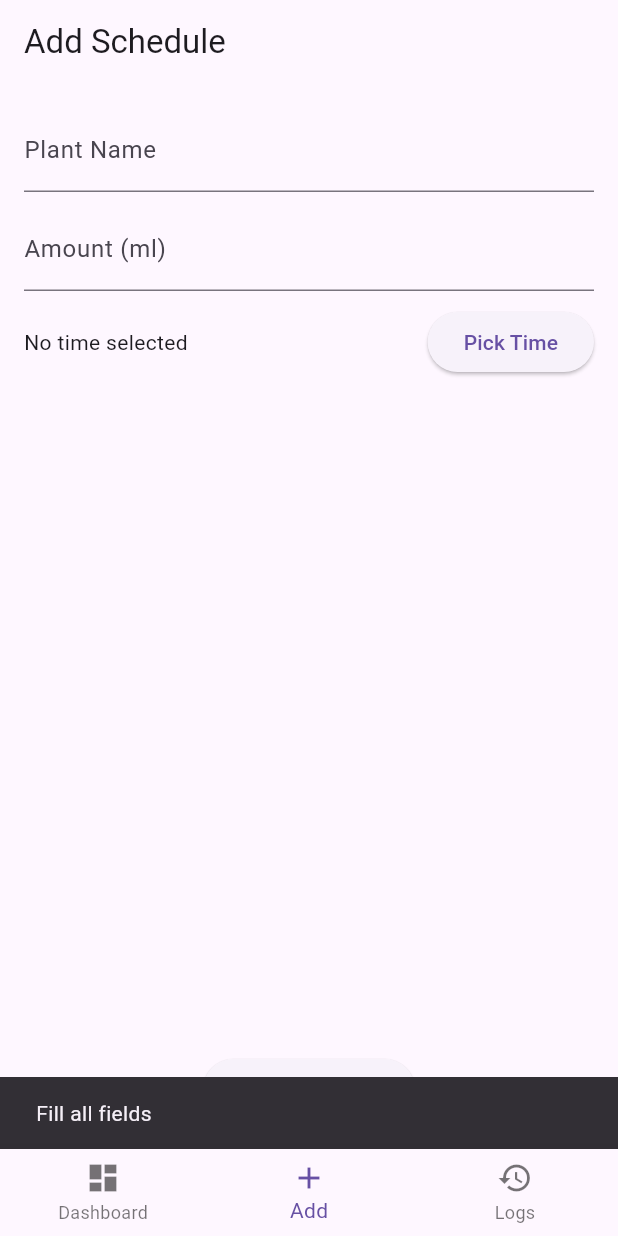
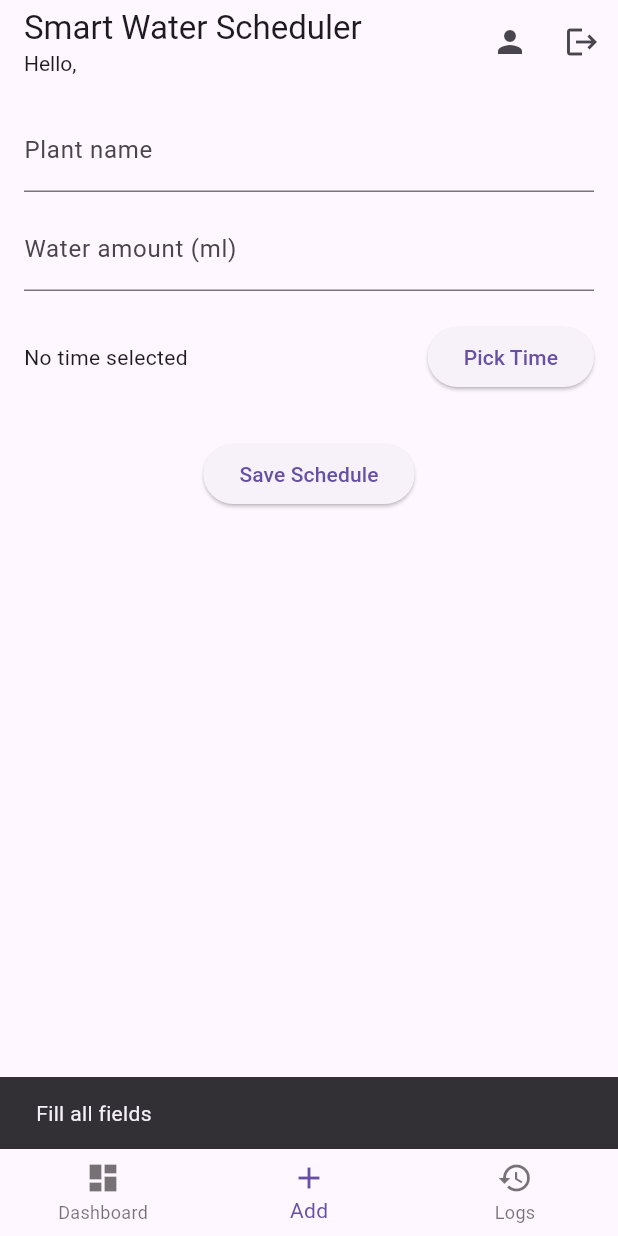
Before and after one commit to Anshinsadath/smart_water_scheduler, a Flutter app: the screen it shows once a user with an empty profile is signed in, item 2 of the bottom bar chosen, after a tap on "Save Schedule", on a phone screen of 412 x 824 dp. Run offline on Flutter 3.47's test engine with Material 3 defaults, Android fonts, the light colour scheme and no system bars; our stand-ins replace cloud_firestore, firebase_auth, firebase_core, fl_chart, flutter_local_notifications, hive and 2 more; accounts and stored records are empty; network calls fail.

Commit message:
Add profile management, password change, auth fixes, and cloud sync

```diff
--- a/lib/models/water_schedule.dart
+++ b/lib/models/water_schedule.dart
@@ -2,7 +2,7 @@ import 'package:hive/hive.dart';
 
 part 'water_schedule.g.dart';
 
-@HiveType(typeId: 1)
+@HiveType(typeId: 0)
 class WaterSchedule {
   @HiveField(0)
   final String id;
@@ -14,13 +14,10 @@ class WaterSchedule {
   final int amount;
 
   @HiveField(3)
-  final DateTime reminderTime;
+  final String reminderTime; // HH:mm
 
   @HiveField(4)
   final DateTime createdAt;
-
-  @HiveField(5)
-  final int notificationId;
 
   WaterSchedule({
     required this.id,
@@ -28,30 +25,26 @@ class WaterSchedule {
     required this.amount,
     required this.reminderTime,
     required this.createdAt,
-    required this.notificationId,
   });
 
-  /// 🔥 Firestore → Model
-  factory WaterSchedule.fromMap(Map<String, dynamic> map) {
+  // 🔥 Firestore → Model
+  factory WaterSchedule.fromMap(Map<String, dynamic> map, String id) {
     return WaterSchedule(
-      id: map['id'],
+      id: id,
       plantName: map['plantName'],
       amount: map['amount'],
-      reminderTime: DateTime.parse(map['reminderTime']),
+      reminderTime: map['reminderTime'],
       createdAt: DateTime.parse(map['createdAt']),
-      notificationId: map['notificationId'],
     );
   }
 
-  /// 🔥 Model → Firestore
+  // 🔥 Model → Firestore
   Map<String, dynamic> toMap() {
     return {
-      'id': id,
       'plantName': plantName,
       'amount': amount,
-      'reminderTime': reminderTime.toIso8601String(),
+      'reminderTime': reminderTime,
       'createdAt': createdAt.toIso8601String(),
-      'notificationId': notificationId,
     };
   }
 }
--- a/lib/screens/add_schedule_screen.dart
+++ b/lib/screens/add_schedule_screen.dart
@@ -1,9 +1,7 @@
 import 'package:flutter/material.dart';
-import 'package:flutter/foundation.dart';
 import 'package:hive/hive.dart';
 
 import '../models/water_schedule.dart';
-import '../services/notification_service.dart';
 import '../services/firestore_service.dart';
 
 class AddScheduleScreen extends StatefulWidget {
@@ -14,18 +12,26 @@ class AddScheduleScreen extends StatefulWidget {
 }
 
 class _AddScheduleScreenState extends State<AddScheduleScreen> {
-  final _plantController = TextEditingController();
-  final _amountController = TextEditingController();
+  // ✅ CONTROLLERS
+  final TextEditingController _plantController = TextEditingController();
+  final TextEditingController _amountController = TextEditingController();
+
+  // ✅ TIME
   TimeOfDay? _selectedTime;
 
+  // ⏰ PICK TIME
   Future<void> _pickTime() async {
-    final t = await showTimePicker(
+    final picked = await showTimePicker(
       context: context,
       initialTime: TimeOfDay.now(),
     );
-    if (t != null) setState(() => _selectedTime = t);
+
+    if (picked != null) {
+      setState(() => _selectedTime = picked);
+    }
   }
 
+  // 💾 SAVE
   Future<void> _saveSchedule() async {
     if (_plantController.text.isEmpty ||
         _amountController.text.isEmpty ||
@@ -36,77 +42,48 @@ class _AddScheduleScreenState extends State<AddScheduleScreen> {
       return;
     }
 
-  final now = DateTime.now();
-
-  // ✅ CREATE REAL DateTime (THIS WAS MISSING)
-  final reminderDateTime = DateTime(
-    now.year,
-    now.month,
-    now.day,
-    _selectedTime!.hour,
-    _selectedTime!.minute,
+    final schedule = WaterSchedule(
+      id: DateTime.now().millisecondsSinceEpoch.toString(),
+      plantName: _plantController.text.trim(),
+      amount: int.parse(_amountController.text),
+      reminderTime:
+          "${_selectedTime!.hour.toString().padLeft(2, '0')}:${_selectedTime!.minute.toString().padLeft(2, '0')}",
+      createdAt: DateTime.now(),
     );
 
-  final id = DateTime.now().millisecondsSinceEpoch.toString();
-  final notificationId =
-      DateTime.now().millisecondsSinceEpoch.remainder(100000);
-
-  final schedule = WaterSchedule(
-    id: id,
-    plantName: _plantController.text.trim(),
-    amount: int.parse(_amountController.text),
-    reminderTime: reminderDateTime, // ✅ FIXED
-    createdAt: DateTime.now(),
-    notificationId: notificationId,
-  );
-
-  final box = Hive.box<WaterSchedule>('schedules');
-  await box.put(id, schedule);
-
-  // 🔥 Cloud backup
+    // 🔥 FIRESTORE (source of truth)
     await FirestoreService.saveSchedule(schedule);
 
-  // 🔔 Notification (skip on web handled in service)
-  await NotificationService.scheduleDaily(
-    id: notificationId,
-    title: "Water Reminder",
-    body:
-        "Time to water ${schedule.plantName} (${schedule.amount} ml)",
-    hour: reminderDateTime.hour,
-    minute: reminderDateTime.minute,
-  );
+    // 📦 HIVE (local cache)
+    Hive.box<WaterSchedule>('schedules').put(schedule.id, schedule);
+
+    // 🧹 CLEAR
+    _plantController.clear();
+    _amountController.clear();
+    setState(() => _selectedTime = null);
 
     ScaffoldMessenger.of(context).showSnackBar(
-    const SnackBar(content: Text("Schedule Saved")),
+      const SnackBar(content: Text("Schedule saved")),
     );
-
-  setState(() {
-    _plantController.clear();
-    _amountController.clear();
-    _selectedTime = null;
-  });
   }
-
 
   @override
   Widget build(BuildContext context) {
-    return Scaffold(
-      appBar: AppBar(title: const Text("Add Schedule")),
-      body: Padding(
+    return Padding(
       padding: const EdgeInsets.all(16),
       child: Column(
         children: [
           TextField(
             controller: _plantController,
-              decoration: const InputDecoration(labelText: "Plant Name"),
+            decoration: const InputDecoration(labelText: "Plant name"),
           ),
           const SizedBox(height: 10),
           TextField(
             controller: _amountController,
             keyboardType: TextInputType.number,
-              decoration: const InputDecoration(labelText: "Amount (ml)"),
+            decoration: const InputDecoration(labelText: "Water amount (ml)"),
           ),
-            const SizedBox(height: 10),
+          const SizedBox(height: 20),
           Row(
             children: [
               Expanded(
@@ -122,14 +99,20 @@ class _AddScheduleScreenState extends State<AddScheduleScreen> {
               ),
             ],
           ),
-            const Spacer(),
+          const SizedBox(height: 30),
           ElevatedButton(
             onPressed: _saveSchedule,
             child: const Text("Save Schedule"),
           ),
         ],
       ),
-      ),
     );
   }
+
+  @override
+  void dispose() {
+    _plantController.dispose();
+    _amountController.dispose();
+    super.dispose();
   }
+}
--- a/lib/screens/auth_gate.dart
+++ b/lib/screens/auth_gate.dart
@@ -1,5 +1,6 @@
 import 'package:flutter/material.dart';
 import 'package:firebase_auth/firebase_auth.dart';
+
 import 'home_screen.dart';
 import 'login_screen.dart';
 
@@ -11,20 +12,17 @@ class AuthGate extends StatelessWidget {
     return StreamBuilder<User?>(
       stream: FirebaseAuth.instance.authStateChanges(),
       builder: (context, snapshot) {
-        // ⏳ Still loading
         if (snapshot.connectionState == ConnectionState.waiting) {
           return const Scaffold(
             body: Center(child: CircularProgressIndicator()),
           );
         }
 
-        // ❌ Not logged in
-        if (!snapshot.hasData) {
-          return  LoginScreen();
+        if (snapshot.hasData) {
+          return const HomeScreen(); // 🔥 RESTORE HAPPENS HERE
         }
 
-        // ✅ Logged in
-        return const HomeScreen();
+        return const LoginScreen();
       },
     );
   }
--- a/lib/screens/dashboard_view.dart
+++ b/lib/screens/dashboard_view.dart
@@ -140,9 +140,12 @@ class DashboardView extends StatelessWidget {
     String? plant;
 
     for (var s in schedules) {
-      final hour = s.reminderTime.hour;
-final minute = s.reminderTime.minute.toString().padLeft(2, '0');
-      final parts = ["$hour", minute];
+      final parts = s.reminderTime.split(":");
+final hour = parts[0];
+final minute = parts[1];
+
+Text("$hour:$minute");
+
       final t = DateTime(
         now.year,
         now.month,
--- a/lib/screens/home_screen.dart
+++ b/lib/screens/home_screen.dart
@@ -1,12 +1,13 @@
 import 'package:flutter/material.dart';
 import 'package:hive/hive.dart';
+import 'package:firebase_auth/firebase_auth.dart';
 
 import '../models/water_schedule.dart';
 import '../services/firestore_service.dart';
 import 'dashboard_view.dart';
 import 'add_schedule_screen.dart';
 import 'logs_screen.dart';
-
+import 'profile_screen.dart';
 
 class HomeScreen extends StatefulWidget {
   const HomeScreen({super.key});
@@ -17,14 +18,21 @@ class HomeScreen extends StatefulWidget {
 
 class _HomeScreenState extends State<HomeScreen> {
   int _index = 0;
+  bool _synced = false;
 
-  final _screens = const [
+  final List<Widget> _screens = const [
     DashboardView(),
     AddScheduleScreen(),
     LogsScreen(),
   ];
 
-bool _synced = false;
+  /// 🔤 Logged-in user name (always fresh)
+  String get userName {
+    final user = FirebaseAuth.instance.currentUser;
+    return user?.displayName?.isNotEmpty == true
+        ? user!.displayName!
+        : user?.email ?? "User";
+  }
 
   @override
   void initState() {
@@ -32,24 +40,77 @@ void initState() {
     _restoreFromCloud();
   }
 
+  /// 🔁 Restore schedules from Firestore → Hive
+  /// ✅ Runs ONLY ONCE per login
   Future<void> _restoreFromCloud() async {
     if (_synced) return;
 
     final box = Hive.box<WaterSchedule>('schedules');
     final cloudSchedules = await FirestoreService.fetchAll();
 
-  for (final s in cloudSchedules) {
-    box.put(s.id, s);
+    for (final schedule in cloudSchedules) {
+      box.put(schedule.id, schedule);
     }
 
     _synced = true;
+
+    if (mounted) {
+      setState(() {});
+    }
   }
 
-
+  /// 🔐 Logout
+  /// ✅ Clear local cache
+  /// ✅ Firebase sign out
+  /// ✅ AuthGate will redirect automatically
+  Future<void> _logout() async {
+    await Hive.box<WaterSchedule>('schedules').clear();
+    await FirebaseAuth.instance.signOut();
+  }
 
   @override
   Widget build(BuildContext context) {
     return Scaffold(
+      appBar: AppBar(
+        title: Column(
+          crossAxisAlignment: CrossAxisAlignment.start,
+          children: [
+            const Text('Smart Water Scheduler'),
+            Text(
+              "Hello, $userName",
+              style: const TextStyle(
+                fontSize: 14,
+                fontWeight: FontWeight.w400,
+              ),
+            ),
+          ],
+        ),
+        actions: [
+          /// 👤 Profile
+          IconButton(
+            icon: const Icon(Icons.person),
+            tooltip: "Profile",
+            onPressed: () async {
+              final updated = await Navigator.push(
+                context,
+                MaterialPageRoute(builder: (_) => const ProfileScreen()),
+              );
+
+              /// 🔁 Refresh ONLY if name changed
+              if (updated == true && mounted) {
+                setState(() {});
+              }
+            },
+          ),
+
+          /// 🚪 Logout
+          IconButton(
+            icon: const Icon(Icons.logout),
+            tooltip: "Logout",
+            onPressed: _logout,
+          ),
+        ],
+      ),
       body: _screens[_index],
       bottomNavigationBar: BottomNavigationBar(
         currentIndex: _index,
--- a/lib/screens/login_screen.dart
+++ b/lib/screens/login_screen.dart
@@ -1,5 +1,7 @@
 import 'package:flutter/material.dart';
 import 'package:firebase_auth/firebase_auth.dart';
+
+import 'register_screen.dart';
 
 class LoginScreen extends StatefulWidget {
   const LoginScreen({super.key});
@@ -9,24 +11,19 @@ class LoginScreen extends StatefulWidget {
 }
 
 class _LoginScreenState extends State<LoginScreen> {
-  final email = TextEditingController();
-  final password = TextEditingController();
-  bool loading = false;
+  final emailCtrl = TextEditingController();
+  final passCtrl = TextEditingController();
 
-  Future<void> login() async {
-    setState(() => loading = true);
+  Future<void> _login() async {
     try {
       await FirebaseAuth.instance.signInWithEmailAndPassword(
-        email: email.text.trim(),
-        password: password.text.trim(),
+        email: emailCtrl.text.trim(),
+        password: passCtrl.text.trim(),
       );
-    } catch (e) {
-      await FirebaseAuth.instance.createUserWithEmailAndPassword(
-        email: email.text.trim(),
-        password: password.text.trim(),
-      );
+    } on FirebaseAuthException catch (e) {
+      ScaffoldMessenger.of(context)
+          .showSnackBar(SnackBar(content: Text(e.message ?? 'Login failed')));
     }
-    setState(() => loading = false);
   }
 
   @override
@@ -37,23 +34,19 @@ class _LoginScreenState extends State<LoginScreen> {
         padding: const EdgeInsets.all(16),
         child: Column(
           children: [
-            TextField(
-              controller: email,
-              decoration: const InputDecoration(labelText: "Email"),
-            ),
-            const SizedBox(height: 12),
-            TextField(
-              controller: password,
-              obscureText: true,
-              decoration: const InputDecoration(labelText: "Password"),
-            ),
-            const SizedBox(height: 24),
-            ElevatedButton(
-              onPressed: loading ? null : login,
-              child: loading
-                  ? const CircularProgressIndicator()
-                  : const Text("Login / Register"),
-            ),
+            TextField(controller: emailCtrl, decoration: const InputDecoration(labelText: "Email")),
+            TextField(controller: passCtrl, decoration: const InputDecoration(labelText: "Password"), obscureText: true),
+            const SizedBox(height: 20),
+            ElevatedButton(onPressed: _login, child: const Text("Login")),
+            TextButton(
+              onPressed: () {
+                Navigator.push(
+                  context,
+                  MaterialPageRoute(builder: (_) => const RegisterScreen()),
+                );
+              },
+              child: const Text("Create new account"),
+            )
           ],
         ),
       ),
--- a/lib/services/firestore_service.dart
+++ b/lib/services/firestore_service.dart
@@ -1,27 +1,27 @@
 import 'package:cloud_firestore/cloud_firestore.dart';
+import 'package:firebase_auth/firebase_auth.dart';
+
 import '../models/water_schedule.dart';
 
 class FirestoreService {
-  static final _ref =
-      FirebaseFirestore.instance.collection('schedules');
+  static final _db = FirebaseFirestore.instance;
 
-  /// Fetch all schedules from cloud
+  static CollectionReference<Map<String, dynamic>> _ref() {
+    final uid = FirebaseAuth.instance.currentUser!.uid;
+    return _db.collection('users').doc(uid).collection('schedules');
+  }
+
+  // ✅ Fetch all schedules for logged-in user
   static Future<List<WaterSchedule>> fetchAll() async {
-    final snap = await _ref.get();
+    final snap = await _ref().orderBy('createdAt', descending: true).get();
 
     return snap.docs
-        .map<WaterSchedule>((doc) =>
-            WaterSchedule.fromMap(doc.data()))
+        .map((d) => WaterSchedule.fromMap(d.data(), d.id))
         .toList();
   }
 
-  /// Save schedule to cloud
-  static Future<void> saveSchedule(WaterSchedule schedule) async {
-    await _ref.doc(schedule.id).set(schedule.toMap());
-  }
-
-  /// Delete schedule
-  static Future<void> deleteSchedule(String id) async {
-    await _ref.doc(id).delete();
+  // ✅ Save schedule
+  static Future<void> saveSchedule(WaterSchedule s) async {
+    await _ref().doc(s.id).set(s.toMap());
   }
 }
```
Also changed, not shown: lib/screens/logs_screen.dart (+27 -2 lines), lib/screens/profile_screen.dart (added, +174 -0 lines), lib/screens/register_screen.dart (added, +62 -0 lines), lib/services/auth_service.dart (+16 -11 lines), lib/models/water_schedule.g.dart, 1 other file. Lines whose indentation alone changed are shown as unchanged.
